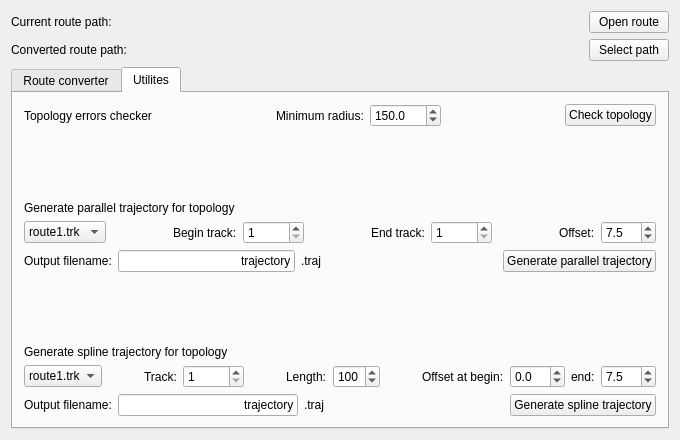
Above: tools/routeconv/forms/mainwindow.ui from maisvendoo/RRS before the change. Below: the same form after it.
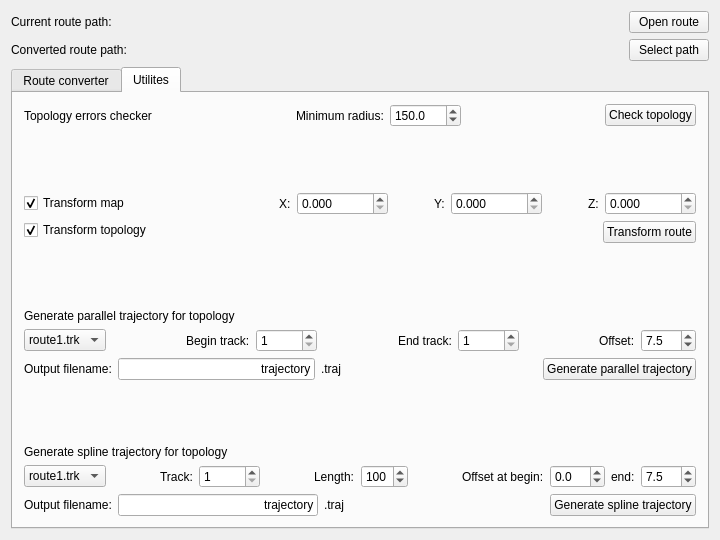
That is the form after the change. The open tabs and pages were chosen to show the change.

Commit message: Набросал интерфейс запуска утилиты для смещения утилиты

The edit to the form file:
```diff
--- a/tools/routeconv/forms/mainwindow.ui
+++ b/tools/routeconv/forms/mainwindow.ui
@@ -6,8 +6,8 @@
    <rect>
     <x>0</x>
     <y>0</y>
-    <width>680</width>
-    <height>440</height>
+    <width>720</width>
+    <height>540</height>
    </rect>
   </property>
   <property name="windowTitle">
@@ -260,6 +260,169 @@
               </item>
              </layout>
             </item>
+            <item>
+             <spacer name="verticalSpacer">
+              <property name="orientation">
+               <enum>Qt::Vertical</enum>
+              </property>
+              <property name="sizeHint" stdset="0">
+               <size>
+                <width>20</width>
+                <height>40</height>
+               </size>
+              </property>
+             </spacer>
+            </item>
+            <item>
+             <layout class="QHBoxLayout" name="horizontalLayout">
+              <item>
+               <layout class="QVBoxLayout" name="verticalLayout_5">
+                <item>
+                 <widget class="QCheckBox" name="checkBox">
+                  <property name="text">
+                   <string>Transform map</string>
+                  </property>
+                  <property name="checked">
+                   <bool>true</bool>
+                  </property>
+                 </widget>
+                </item>
+                <item>
+                 <widget class="QCheckBox" name="checkBox_2">
+                  <property name="text">
+                   <string>Transform topology</string>
+                  </property>
+                  <property name="checked">
+                   <bool>true</bool>
+                  </property>
+                 </widget>
+                </item>
+               </layout>
+              </item>
+              <item>
+               <spacer name="horizontalSpacer_3">
+                <property name="orientation">
+                 <enum>Qt::Horizontal</enum>
+                </property>
+                <property name="sizeHint" stdset="0">
+                 <size>
+                  <width>40</width>
+                  <height>20</height>
+                 </size>
+                </property>
+               </spacer>
+              </item>
+              <item>
+               <layout class="QVBoxLayout" name="verticalLayout_6">
+                <item>
+                 <layout class="QHBoxLayout" name="horizontalLayout_2">
+                  <item>
+                   <widget class="QLabel" name="label">
+                    <property name="text">
+                     <string>X:</string>
+                    </property>
+                   </widget>
+                  </item>
+                  <item>
+                   <widget class="QDoubleSpinBox" name="doubleSpinBox_3">
+                    <property name="decimals">
+                     <number>3</number>
+                    </property>
+                    <property name="maximum">
+                     <double>999999.998999999952503</double>
+                    </property>
+                   </widget>
+                  </item>
+                  <item>
+                   <spacer name="horizontalSpacer">
+                    <property name="orientation">
+                     <enum>Qt::Horizontal</enum>
+                    </property>
+                    <property name="sizeHint" stdset="0">
+                     <size>
+                      <width>40</width>
+                      <height>20</height>
+                     </size>
+                    </property>
+                   </spacer>
+                  </item>
+                  <item>
+                   <widget class="QLabel" name="label_2">
+                    <property name="text">
+                     <string>Y:</string>
+                    </property>
+                   </widget>
+                  </item>
+                  <item>
+                   <widget class="QDoubleSpinBox" name="doubleSpinBox_2">
+                    <property name="decimals">
+                     <number>3</number>
+                    </property>
+                    <property name="maximum">
+                     <double>999999.998999999952503</double>
+                    </property>
+                   </widget>
+                  </item>
+                  <item>
+                   <spacer name="horizontalSpacer_2">
+                    <property name="orientation">
+                     <enum>Qt::Horizontal</enum>
+                    </property>
+                    <property name="sizeHint" stdset="0">
+                     <size>
+                      <width>40</width>
+                      <height>20</height>
+                     </size>
+                    </property>
+                   </spacer>
+                  </item>
+                  <item>
+                   <widget class="QLabel" name="label_3">
+                    <property name="text">
+                     <string>Z:</string>
+                    </property>
+                   </widget>
+                  </item>
+                  <item>
+                   <widget class="QDoubleSpinBox" name="doubleSpinBox">
+                    <property name="decimals">
+                     <number>3</number>
+                    </property>
+                    <property name="maximum">
+                     <double>999999.998999999952503</double>
+                    </property>
+                   </widget>
+                  </item>
+                 </layout>
+                </item>
+                <item>
+                 <layout class="QHBoxLayout" name="horizontalLayout_3">
+                  <item>
+                   <spacer name="horizontalSpacer_4">
+                    <property name="orientation">
+                     <enum>Qt::Horizontal</enum>
+                    </property>
+                    <property name="sizeHint" stdset="0">
+                     <size>
+                      <width>40</width>
+                      <height>20</height>
+                     </size>
+                    </property>
+                   </spacer>
+                  </item>
+                  <item>
+                   <widget class="QPushButton" name="pushButton">
+                    <property name="text">
+                     <string>Transform route</string>
+                    </property>
+                   </widget>
+                  </item>
+                 </layout>
+                </item>
+               </layout>
+              </item>
+             </layout>
+            </item>
             <item>
              <spacer name="vsUtilites1">
               <property name="orientation">
```
